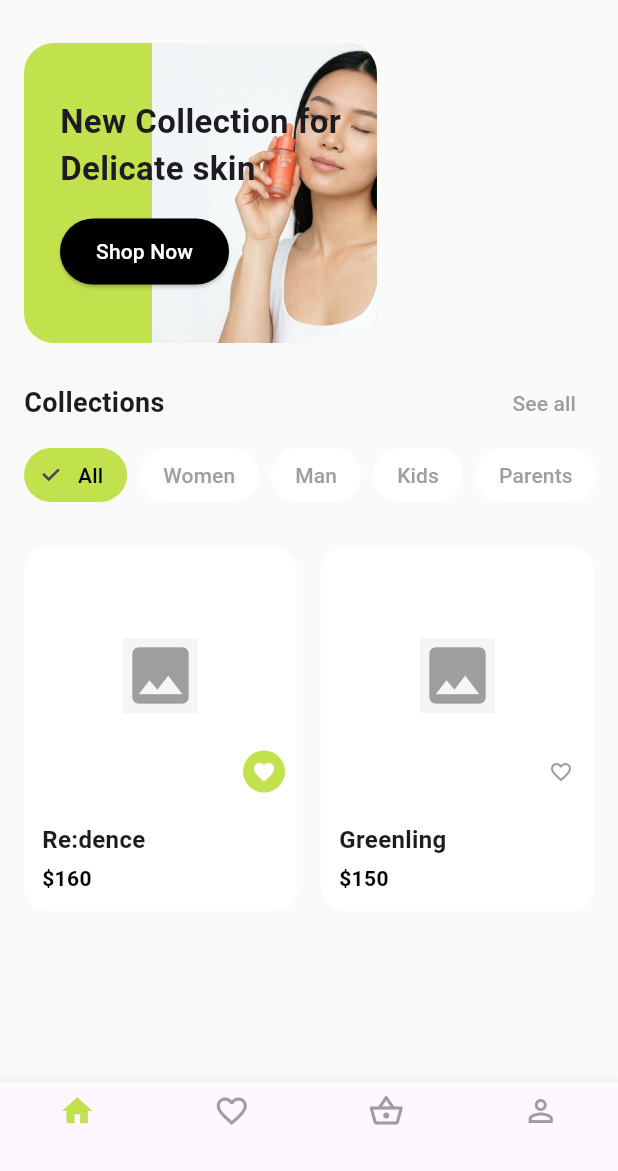
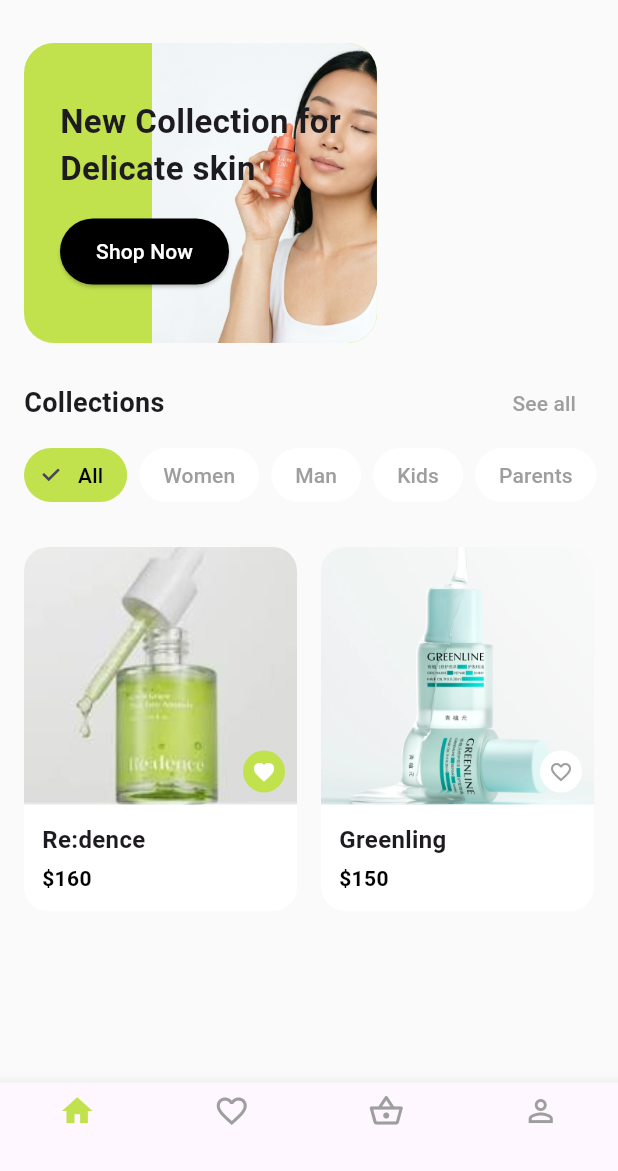
Before and after one commit to desse20/skincare_app, a Flutter app: the screen it shows after launch, on a phone screen of 412 x 824 dp, the part 65-1236 px from its top. Run offline on Flutter 3.47's test engine with Material 3 defaults, Android fonts, the phone set to English and light mode, and no system bars.

Commit message:
feat: Update product images and display them in cards

```diff
--- a/lib/screens/home_screen.dart
+++ b/lib/screens/home_screen.dart
@@ -151,7 +151,7 @@
                     context,
                     name: 'Greenling',
                     price: '\$150',
-                    imagePath: 'assets/images/product2.png',
+                    imagePath: 'assets/images/product2.jpg',
                     routeArgs: 'greenling-456',
                     isFavorite: false,
                   ),
@@ -199,10 +199,19 @@
               child: Stack(
                 children: [
                   Center(
-                    // Placeholder for image
-                    child: Container(
-                      color: Colors.grey[100],
-                      child: const Icon(Icons.image, size: 50, color: Colors.grey),
+                    child: ClipRRect(
+                      borderRadius: const BorderRadius.vertical(top: Radius.circular(16)),
+                      child: Image.asset(
+                        imagePath,
+                        fit: BoxFit.cover,
+                        width: double.infinity,
+                        errorBuilder: (context, error, stackTrace) {
+                          return Container(
+                            color: Colors.grey[100],
+                            child: const Icon(Icons.image, size: 50, color: Colors.grey),
+                          );
+                        },
+                      ),
                     ),
                   ),
                   Positioned(
```
Also changed, not shown: assets/images/product2.jpg (added).
